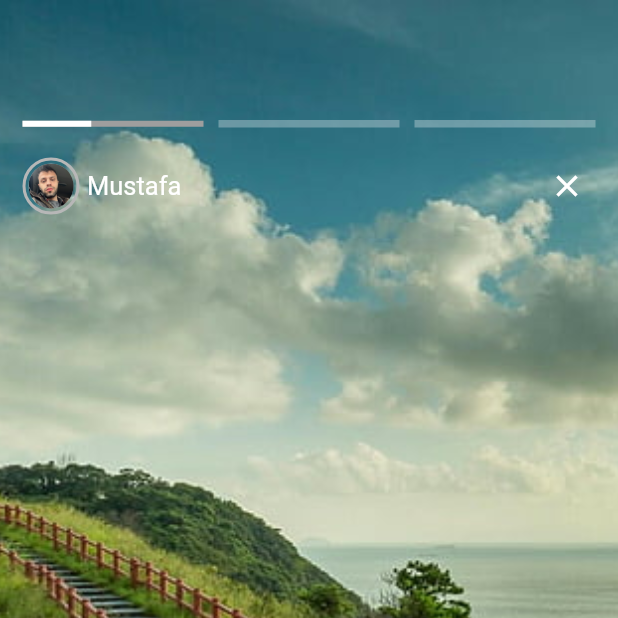
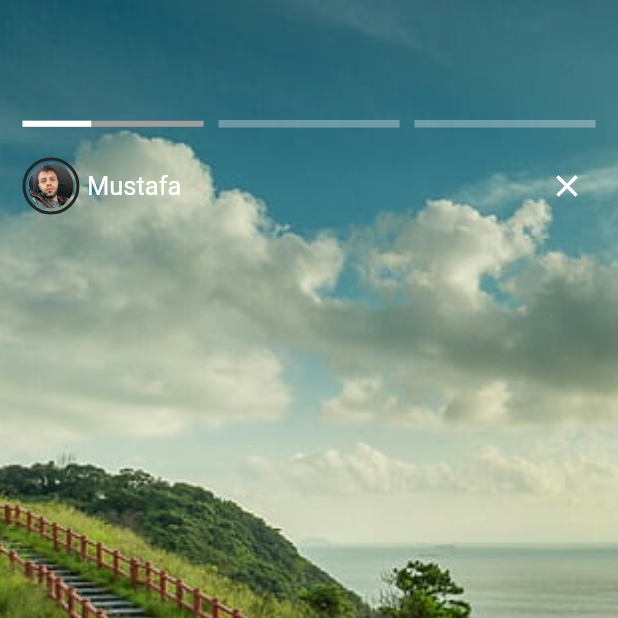
Before and after one commit to mustafa3103/cw_instagram_story, a Flutter app: the InstagramStoryPage screen opened by its route, on a phone screen of 412 x 824 dp, the top half of it. Run offline on Flutter 3.47's test engine with Material 3 defaults, Android fonts, the phone set to English and light mode, and no system bars; our stand-ins replace get, video_player.

Commit message:
Last version

```diff
--- a/lib/main.dart
+++ b/lib/main.dart
@@ -12,9 +12,6 @@ void main() async {
 class MyApp extends StatelessWidget {
   const MyApp({super.key});
 
-  // -> Yapılacaklar
-  // -> 1) Daha düzgün videolu assetler koy
-
   // This widget is the root of your application.
   @override
   Widget build(BuildContext context) {
--- a/lib/widgets/circle_widget.dart
+++ b/lib/widgets/circle_widget.dart
@@ -5,7 +5,7 @@ class CircleWidget extends StatelessWidget {
   final String userProfilePicturePath;
   final double radius, width, height;
 
-  const CircleWidget(
+  CircleWidget(
       {Key? key,
       required this.userName,
       required this.userProfilePicturePath,
@@ -25,7 +25,9 @@ class CircleWidget extends StatelessWidget {
             decoration: BoxDecoration(
               shape: BoxShape.circle,
               border: Border.all(
-                color: const Color.fromARGB(255, 183, 183, 183), // Border color
+                // Hikaye gösterildi Color.fromARGB(255, 151, 151, 151)
+                // Hikaye gösterilmedi Color.fromARGB(255, 225, 75, 150)
+                color: const Color.fromARGB(255, 37, 37, 37),
                 width: 2,
               ),
             ),
```
Also changed, not shown: lib/pages/instagram_story_page/instagram_story_page.dart (+13 -3 lines).
